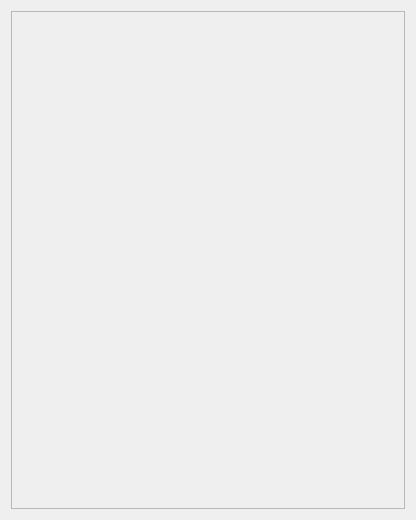
Old version of the form AF_Program/AF_Program/TextWidget.ui in the repository AndrewF001/Andrews_Program.
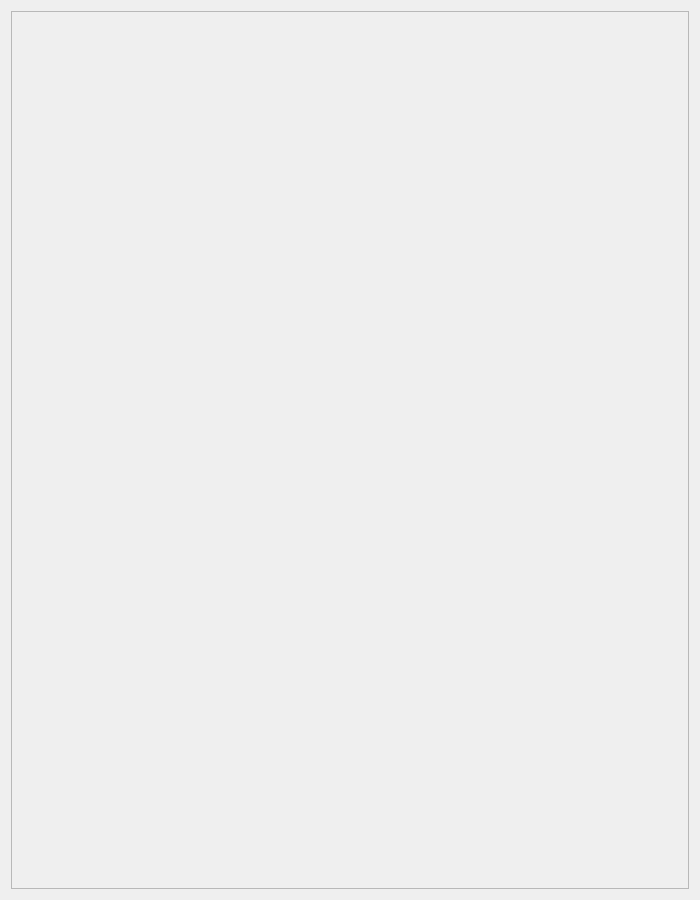
New version of the form.

What changed in the file:
```diff
--- a/AF_Program/AF_Program/TextWidget.ui
+++ b/AF_Program/AF_Program/TextWidget.ui
@@ -6,8 +6,8 @@
    <rect>
     <x>0</x>
     <y>0</y>
-    <width>416</width>
-    <height>520</height>
+    <width>700</width>
+    <height>900</height>
    </rect>
   </property>
   <property name="windowTitle">
@@ -24,8 +24,8 @@
        <rect>
         <x>0</x>
         <y>0</y>
-        <width>396</width>
-        <height>500</height>
+        <width>680</width>
+        <height>880</height>
        </rect>
       </property>
      </widget>
```
